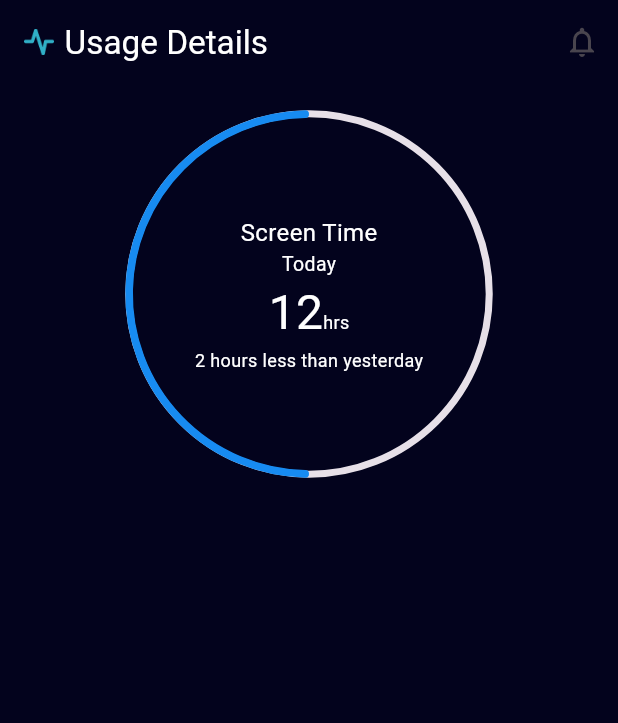
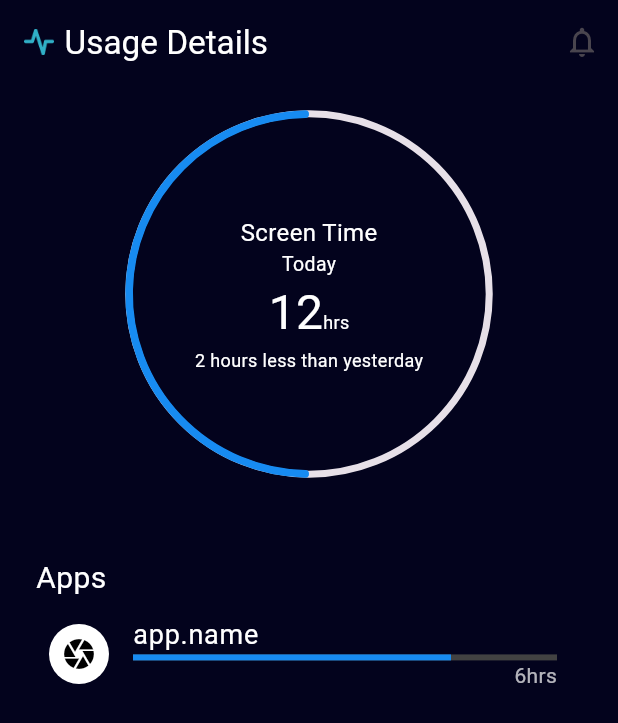
Before and after one commit to OmarAbdelgilil/trackwise_mobile_app, a Flutter app: the screen it shows after launch, on a phone screen of 412 x 824 dp. Shown: the top 723 px of the screen. Run offline on Flutter 3.47's test engine with Material 3 defaults, Android fonts, the phone set to English and light mode, and no system bars; drawn by our look-alikes of syncfusion_flutter_gauges; our stand-ins replace dio, flutter_riverpod, flutter_screenutil, get_it, google_fonts, injectable and 2 more.

Commit message:
app tile

```diff
--- a/lib/features/Home/presentation/home_screen.dart
+++ b/lib/features/Home/presentation/home_screen.dart
@@ -1,5 +1,6 @@
 import 'package:flutter/material.dart';
 import 'package:flutter_screenutil/flutter_screenutil.dart';
+import 'package:track_wise_mobile_app/features/Home/presentation/widgets/app_tile.dart';
 import 'package:track_wise_mobile_app/features/Home/presentation/widgets/circle_progress_bar.dart';
 import 'package:track_wise_mobile_app/utils/colors_manager.dart';
 import 'package:track_wise_mobile_app/utils/image_path_manager.dart';
@@ -36,13 +37,23 @@ class _HomeScreenState extends State<HomeScreen> {
       ),
       backgroundColor: ColorsManager.backgroundColor,
       body: SingleChildScrollView(
-        child: Column(
-          mainAxisAlignment: MainAxisAlignment.start,
-          children: [
-            CircleProgressBar(),
-
-
-          ],
+        child: Padding(
+          padding: EdgeInsets.symmetric(horizontal:18.0.h),
+          child: Column(
+            mainAxisAlignment: MainAxisAlignment.start,
+            children: [
+              const CircleProgressBar(),
+              Container(alignment: Alignment.centerLeft,padding: EdgeInsets.only(left: 8.h) ,child: const Text(StringsManager.apps,style: TextStyle(color: Colors.white,fontSize: 20),)),
+              SizedBox(
+                height: 360.h,
+                child: ListView(
+                  children: const [
+                    AppTile()
+                  ],
+                ),
+              )
+            ],
+          ),
         ),
       )
     );
--- /dev/null
+++ b/lib/features/Home/presentation/widgets/app_tile.dart
@@ -0,0 +1,37 @@
+import 'package:flutter/material.dart';
+
+class AppTile extends StatelessWidget {
+  const AppTile({super.key});
+
+  @override
+  Widget build(BuildContext context) {
+    return ListTile(
+              leading: const CircleAvatar(
+                backgroundColor: Colors.white,
+                child: Icon(Icons.camera, color: Colors.black),
+              ),
+              title: const Text(
+                'app.name',
+                style: TextStyle(color: Colors.white, fontSize: 18),
+              ),
+              subtitle: Column(
+                crossAxisAlignment: CrossAxisAlignment.start,
+                children: [
+                  LinearProgressIndicator(
+                    //number of hours / max number of hours in this day
+                    value: 6 / 8,
+                    backgroundColor: Colors.grey.shade800,//Color.fromARGB(0, 66, 66, 66),
+                    valueColor:const AlwaysStoppedAnimation<Color>(Color.fromARGB(255, 23, 139, 241)),
+                  ),
+                  const Align(
+                    alignment: Alignment.centerRight,
+                    child: Text(
+                      '6hrs',
+                      style: TextStyle(color: Colors.white70),
+                    ),
+                  )
+                ],
+              ),
+            );
+  }
+}
--- a/lib/utils/strings_manager.dart
+++ b/lib/utils/strings_manager.dart
@@ -14,4 +14,5 @@ class StringsManager {
   static const String signWithGoogle = "Sign in with google";
   static const String homeScreenTitle = "Usage Details";
   static const String screenTime = "Screen Time";
+  static const String apps = "Apps";
 }
```
